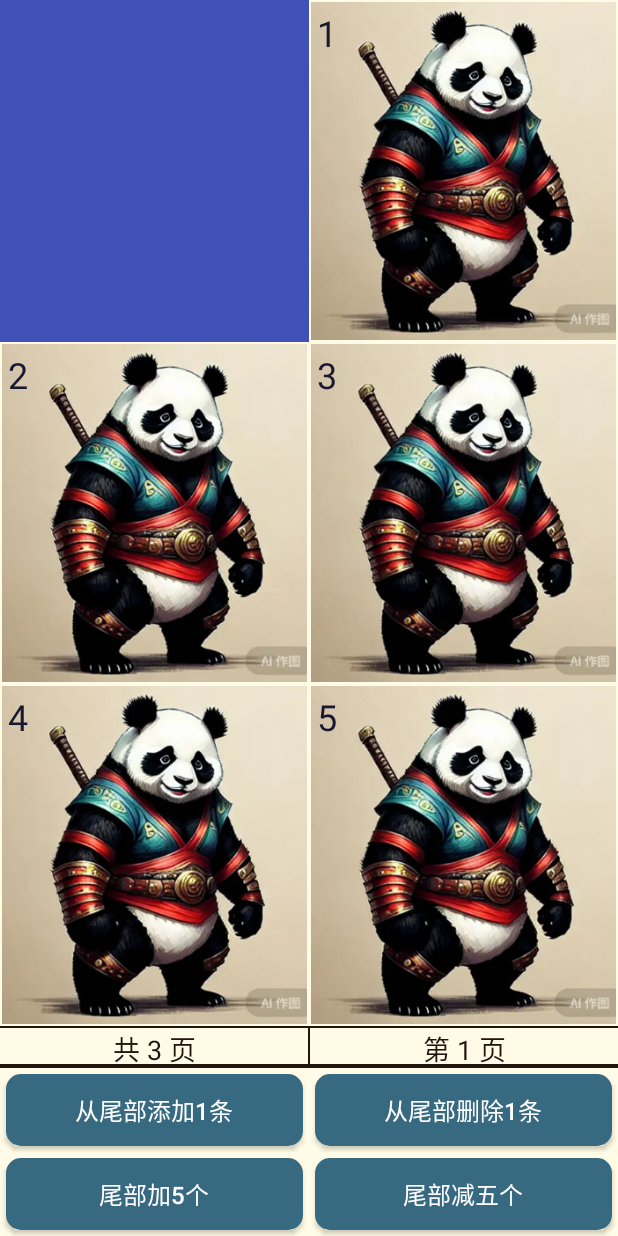
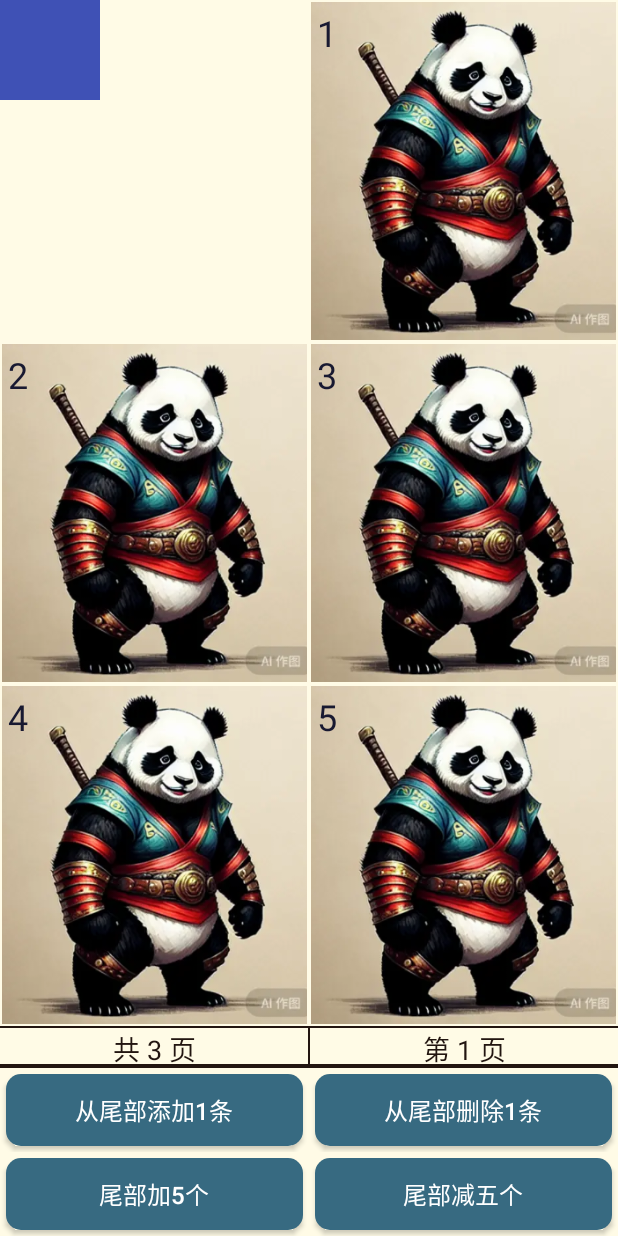
Before and after one commit to pengjiaqii/skipview, an Android app: the screen it shows after launch (MainActivity), on a phone screen of 412 x 824 dp. Run offline under Robolectric (Android 15) with nearby library versions, the phone set to English and light mode, and no system bars.

```diff
--- a/app/src/main/java/com/jade/testdemo/MyAdapter.java
+++ b/app/src/main/java/com/jade/testdemo/MyAdapter.java
@@ -2,9 +2,12 @@ package com.jade.testdemo;
 
 
 import android.support.v7.widget.RecyclerView;
+import android.util.Log;
+import android.view.Gravity;
 import android.view.LayoutInflater;
 import android.view.View;
 import android.view.ViewGroup;
+import android.widget.RelativeLayout;
 import android.widget.TextView;
 import android.widget.Toast;
 
@@ -82,8 +85,11 @@ public class MyAdapter extends RecyclerView.Adapter<RecyclerView.ViewHolder> {
      * 头布局的viewholder
      */
     class HeaderViewHolder extends RecyclerView.ViewHolder {
+        RelativeLayout rv_header;
+
         public HeaderViewHolder(View itemView) {
             super(itemView);
+            rv_header = (RelativeLayout) itemView.findViewById(R.id.rv_header);
         }
     }
 
--- a/app/src/main/java/com/jade/testdemo/PagerGridLayoutManager.java
+++ b/app/src/main/java/com/jade/testdemo/PagerGridLayoutManager.java
@@ -345,6 +345,9 @@ public class PagerGridLayoutManager extends RecyclerView.LayoutManager
      */
     private Rect getItemFrameByPosition(int pos) {
         Rect rect = mItemFrames.get(pos);
+        if(pos == 0){
+            return new Rect(0,0,100,100);
+        }
         if (null == rect) {
             rect = new Rect();
             // 计算显示区域 Rect
--- a/app/src/main/res/layout/launcher_rv_header.xml
+++ b/app/src/main/res/layout/launcher_rv_header.xml
@@ -1,7 +1,8 @@
 <?xml version="1.0" encoding="utf-8"?>
-<LinearLayout xmlns:android="http://schemas.android.com/apk/res/android"
+<RelativeLayout xmlns:android="http://schemas.android.com/apk/res/android"
     android:layout_width="match_parent"
+    android:id="@+id/rv_header"
     android:background="@color/colorPrimary"
     android:layout_height="390px">
 
-</LinearLayout>
+</RelativeLayout>
```
